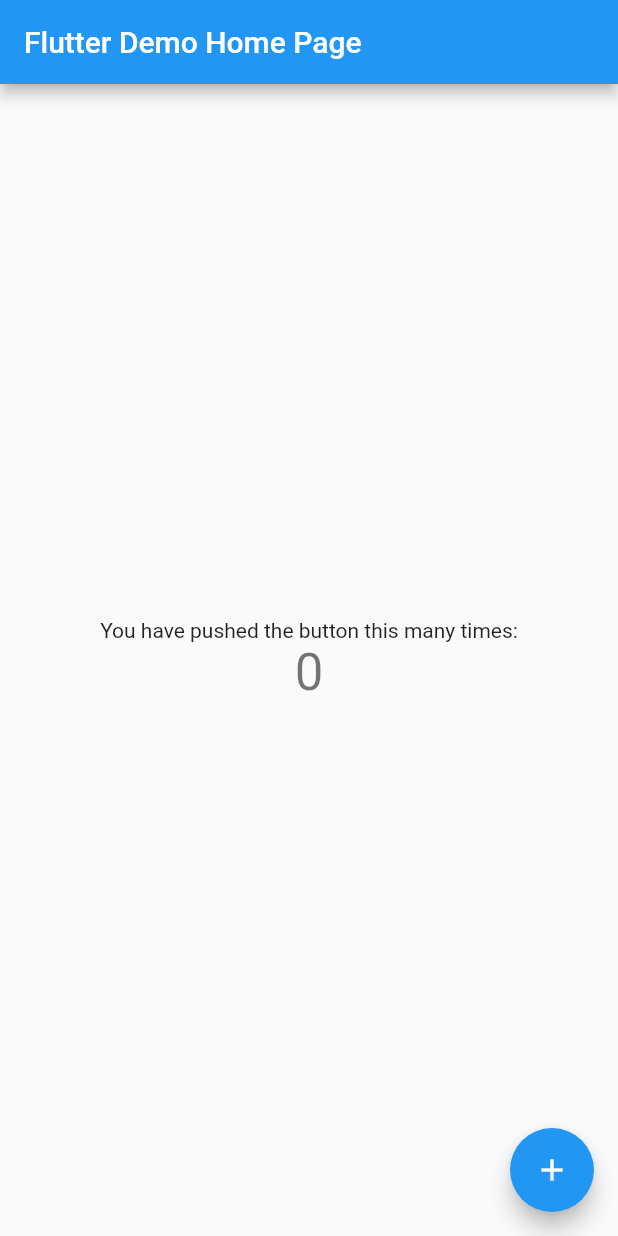
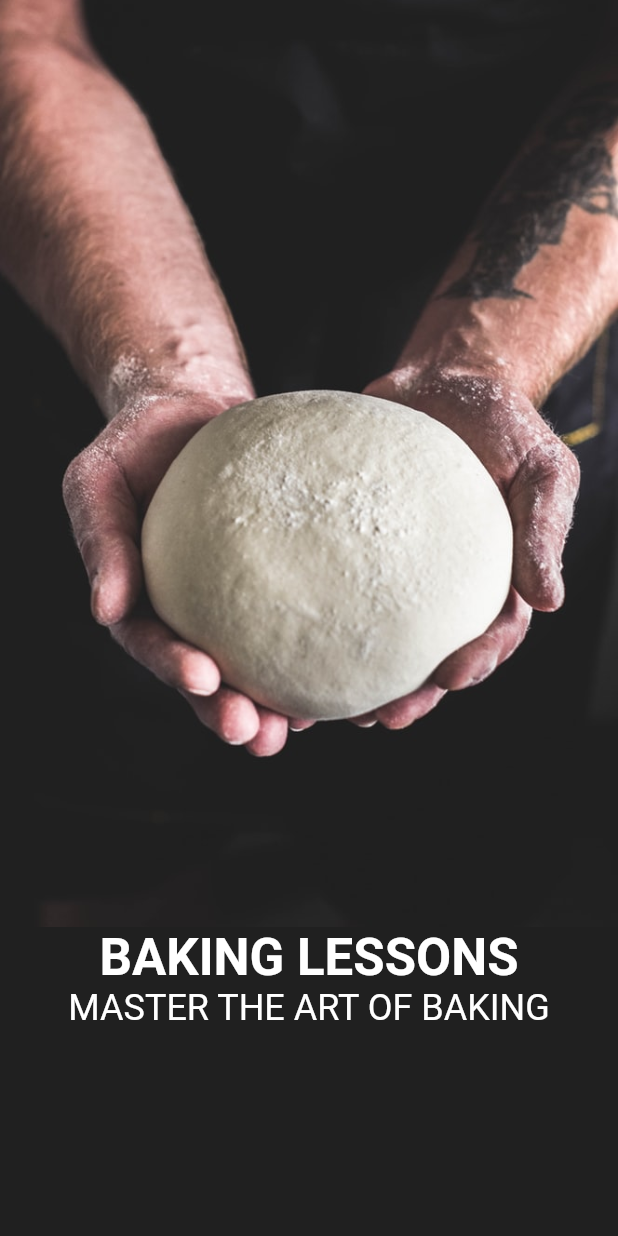
Before and after one commit to pablojavierjimenez/flt_tut_1_login_screen, a Flutter app: the screen it shows after launch, on a phone screen of 412 x 824 dp. Run offline on Flutter 3.47's test engine with Material 2 defaults, Android fonts, the phone set to English and light mode, and no system bars.

Commit message:
del minuto segundo 0 al los 4:00min

```diff
--- /dev/null
+++ b/lib/constants.dart
@@ -0,0 +1,4 @@
+import 'package:flutter/material.dart';
+
+const kBackgroundColor = Color(0xFF202020);
+const kPrimaryColor = Color(0xFFFFBD73);
--- a/lib/main.dart
+++ b/lib/main.dart
@@ -1,3 +1,4 @@
+import 'package:flt_tut_1_login_screen/constants.dart';
 import 'package:flutter/material.dart';
 
 void main() {
@@ -5,109 +6,71 @@
 }
 
 class MyApp extends StatelessWidget {
-  // This widget is the root of your application.
   @override
   Widget build(BuildContext context) {
     return MaterialApp(
-      title: 'Flutter Demo',
+      title: 'Flutter tutorial 1 - Auth Screen',
       theme: ThemeData(
-        // This is the theme of your application.
-        //
-        // Try running your application with "flutter run". You'll see the
-        // application has a blue toolbar. Then, without quitting the app, try
-        // changing the primarySwatch below to Colors.green and then invoke
-        // "hot reload" (press "r" in the console where you ran "flutter run",
-        // or simply save your changes to "hot reload" in a Flutter IDE).
-        // Notice that the counter didn't reset back to zero; the application
-        // is not restarted.
-        primarySwatch: Colors.blue,
+        brightness: Brightness.dark,
+        primaryColor: kPrimaryColor,
+        scaffoldBackgroundColor: kBackgroundColor,
+        textTheme: TextTheme(
+          headline4: TextStyle(
+            color: Colors.white,
+            fontWeight: FontWeight.bold,
           ),
-      home: MyHomePage(title: 'Flutter Demo Home Page'),
+          button: TextStyle(color: kPrimaryColor),
+          headline5: TextStyle(
+            color: Colors.white,
+            fontWeight: FontWeight.normal,
+          ),
+        ),
+      ),
+      home: WelcomeScreen(),
     );
   }
 }
 
-class MyHomePage extends StatefulWidget {
-  MyHomePage({Key? key, required this.title}) : super(key: key);
-
-  // This widget is the home page of your application. It is stateful, meaning
-  // that it has a State object (defined below) that contains fields that affect
-  // how it looks.
-
-  // This class is the configuration for the state. It holds the values (in this
-  // case the title) provided by the parent (in this case the App widget) and
-  // used by the build method of the State. Fields in a Widget subclass are
-  // always marked "final".
-
-  final String title;
-
-  @override
-  _MyHomePageState createState() => _MyHomePageState();
-}
-
-class _MyHomePageState extends State<MyHomePage> {
-  int _counter = 0;
-
-  void _incrementCounter() {
-    setState(() {
-      // This call to setState tells the Flutter framework that something has
-      // changed in this State, which causes it to rerun the build method below
-      // so that the display can reflect the updated values. If we changed
-      // _counter without calling setState(), then the build method would not be
-      // called again, and so nothing would appear to happen.
-      _counter++;
-    });
-  }
-
+class WelcomeScreen extends StatelessWidget {
   @override
   Widget build(BuildContext context) {
-    // This method is rerun every time setState is called, for instance as done
-    // by the _incrementCounter method above.
-    //
-    // The Flutter framework has been optimized to make rerunning build methods
-    // fast, so that you can just rebuild anything that needs updating rather
-    // than having to individually change instances of widgets.
     return Scaffold(
-      appBar: AppBar(
-        // Here we take the value from the MyHomePage object that was created by
-        // the App.build method, and use it to set our appbar title.
-        title: Text(widget.title),
+      body: Column(
+        children: <Widget>[
+          Expanded(
+            flex: 3,
+            child: Container(
+              decoration: BoxDecoration(
+                image: DecorationImage(
+                  image: AssetImage("assets/perosn.jpeg"),
+                  fit: BoxFit.cover,
                 ),
-      body: Center(
-        // Center is a layout widget. It takes a single child and positions it
-        // in the middle of the parent.
+              ),
+            ),
+          ),
+          Expanded(
             child: Column(
-          // Column is also a layout widget. It takes a list of children and
-          // arranges them vertically. By default, it sizes itself to fit its
-          // children horizontally, and tries to be as tall as its parent.
-          //
-          // Invoke "debug painting" (press "p" in the console, choose the
-          // "Toggle Debug Paint" action from the Flutter Inspector in Android
-          // Studio, or the "Toggle Debug Paint" command in Visual Studio Code)
-          // to see the wireframe for each widget.
-          //
-          // Column has various properties to control how it sizes itself and
-          // how it positions its children. Here we use mainAxisAlignment to
-          // center the children vertically; the main axis here is the vertical
-          // axis because Columns are vertical (the cross axis would be
-          // horizontal).
-          mainAxisAlignment: MainAxisAlignment.center,
               children: <Widget>[
-            Text(
-              'You have pushed the button this many times:',
+                RichText(
+                  textAlign: TextAlign.center,
+                  text: TextSpan(
+                    children: [
+                      TextSpan(
+                        text: "BAKING LESSONS\n",
+                        style: Theme.of(context).textTheme.headline4,
                       ),
-            Text(
-              '$_counter',
-              style: Theme.of(context).textTheme.headline4,
+                      TextSpan(
+                        text: "MASTER THE ART OF BAKING",
+                        style: Theme.of(context).textTheme.headline5,
+                      )
+                    ],
+                  ),
                 ),
               ],
             ),
+          )
+        ],
       ),
-      floatingActionButton: FloatingActionButton(
-        onPressed: _incrementCounter,
-        tooltip: 'Increment',
-        child: Icon(Icons.add),
-      ), // This trailing comma makes auto-formatting nicer for build methods.
     );
   }
 }
--- a/pubspec.yaml
+++ b/pubspec.yaml
@@ -45,9 +45,8 @@
   uses-material-design: true
 
   # To add assets to your application, add an assets section, like this:
-  # assets:
-  #   - images/a_dot_burr.jpeg
-  #   - images/a_dot_ham.jpeg
+  assets:
+    - assets/
 
   # An image asset can refer to one or more resolution-specific "variants", see
   # https://flutter.dev/assets-and-images/#resolution-aware.
```
Also changed, not shown: assets/perosn.jpeg (added). Lines whose indentation alone changed are shown as unchanged.
